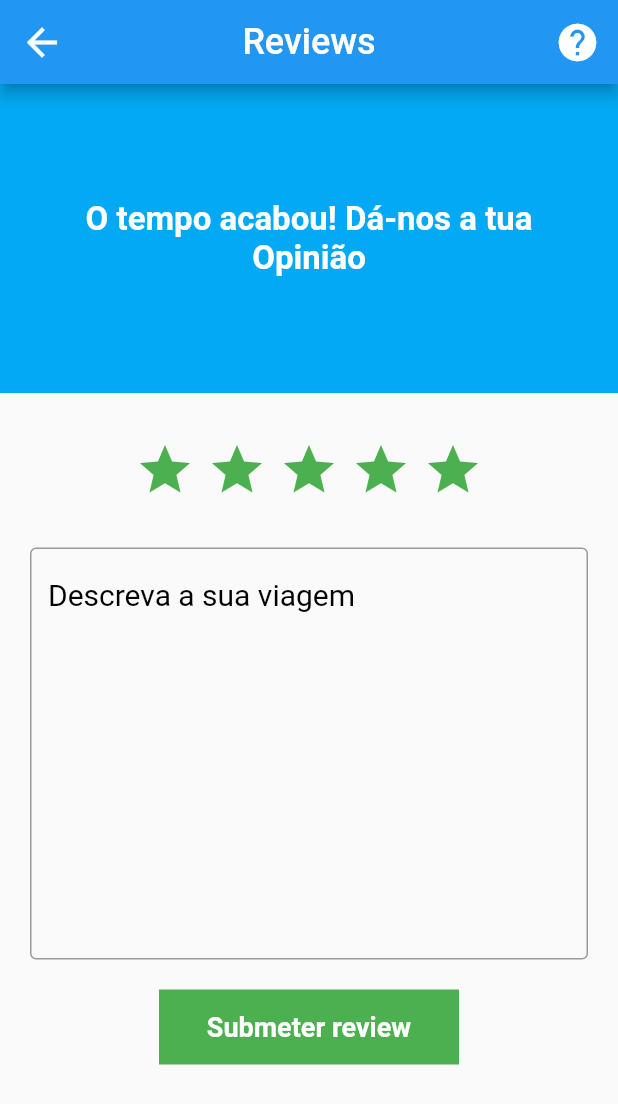
After one commit to gaivotasmiguelito/Gaivotas-Miguelito, a Flutter app: the AddReview screen opened directly, on a phone screen of 412 x 824 dp. The commit adds this screen. Shown: the top 1104 px of the screen. Run offline on Flutter 3.47's test engine with Material 2 defaults, Android fonts, the phone set to English and light mode, and no system bars; our stand-ins replace cloud_firestore, firebase_auth, firebase_core, google_maps_flutter, image_picker; accounts and stored records are empty.

Commit message:
Atualização 15h 17/05/2021
Rafael

```diff
--- a/lib/screens/home/home.dart
+++ b/lib/screens/home/home.dart
@@ -7,6 +7,7 @@ import 'package:flutter_app/screens/home/review.dart';
 import 'package:flutter_app/screens/home/uploadFoto.dart';
 import 'package:flutter_app/screens/profile/editProfile.dart';
 import 'package:flutter_app/screens/profile/profile.dart';
+import 'package:flutter_app/screens/reviews/add_review.dart';
 import 'package:flutter_app/services/firestoreUsers.dart';
 import 'package:intl/intl.dart';
 
@@ -94,7 +95,7 @@ class _HomePageState extends State<HomePage> {
               ),),
               onTap: (){
                 Navigator.of(context).push(MaterialPageRoute(
-                    builder: (BuildContext context) => Review()));
+                    builder: (BuildContext context) => AddReview()));
                 print('Review');
               },
               trailing: Icon(Icons.arrow_forward_ios_outlined),
--- a/lib/screens/profile/editProfile.dart
+++ b/lib/screens/profile/editProfile.dart
@@ -281,7 +281,6 @@ class _SettingsUIState extends State<SettingsUI> {
 
             ),
 
-
           ),
 
         ),
--- /dev/null
+++ b/lib/screens/reviews/add_review.dart
@@ -0,0 +1,140 @@
+import 'package:cloud_firestore/cloud_firestore.dart';
+import 'package:firebase_auth/firebase_auth.dart';
+import 'package:flutter/material.dart';
+import 'package:flutter_app/screens/home/review.dart';
+import 'package:flutter_app/screens/reviews/reviews.dart';
+
+class AddReview extends StatefulWidget {
+  @override
+  _AddReviewState createState() => _AddReviewState();
+}
+
+class _AddReviewState extends State<AddReview> {
+  String _userName = FirebaseAuth.instance.currentUser.displayName;
+  String _review;
+
+  CollectionReference ref = FirebaseFirestore.instance.collection('Reviews');
+
+  final GlobalKey<FormState> _formKey = GlobalKey<FormState>();
+
+  Future<void> _createReview() async {
+    final formState = _formKey.currentState;
+    if (formState.validate()) {
+      formState.save();
+      Map <String, dynamic> data = {
+        "Conteudo": _review.toString(),
+        "Nome": _userName
+      };
+
+      FirebaseFirestore.instance.collection("Reviews").add(data);
+    }
+  }
+  @override
+  Widget build(BuildContext context) {
+    return Scaffold(
+     // backgroundColor: Color(0xff403d8c),
+      appBar: AppBar(
+        leading: IconButton(
+          onPressed: () {
+            Navigator.pop(context);
+          },
+          icon: Icon(Icons.arrow_back_outlined
+            ,
+            size: 30,
+            color: Colors.white,),
+
+
+        ),
+        centerTitle: true,
+        title: Text("Reviews", style: TextStyle(color: Colors.white, fontSize: 24),),
+        actions: [
+          Padding(
+            padding: const EdgeInsets.all(12.0),
+            child: Icon(Icons.help, size: 30),
+          ),
+        ],
+      ),
+      body: SingleChildScrollView(
+        child: Column(
+          crossAxisAlignment: CrossAxisAlignment.center,
+          mainAxisAlignment: MainAxisAlignment.start,
+          children: [
+            Container(
+              width: MediaQuery.of(context).size.width,
+              height: MediaQuery.of(context).size.height / 4,
+              color: Colors.lightBlue,
+              child: Center(
+                child: Text("O tempo acabou! Dá-nos a tua \nOpinião",
+                  style: TextStyle(fontSize: 22, fontWeight: FontWeight.bold, color: Colors.white), textAlign: TextAlign.center),
+              ),
+            ),
+            Container(
+              width: MediaQuery.of(context).size.width,
+              height: MediaQuery.of(context).size.height / 8,
+              //color: Colors.black45,
+              child: Row(
+                crossAxisAlignment: CrossAxisAlignment.center,
+                mainAxisAlignment: MainAxisAlignment.center,
+                children: [
+                  Icon(Icons.star, size: 40, color: Colors.green),
+                  SizedBox(width: 8.0),
+                  Icon(Icons.star, size: 40, color: Colors.green),
+                  SizedBox(width: 8.0),
+                  Icon(Icons.star, size: 40, color: Colors.green),
+                  SizedBox(width: 8.0),
+                  Icon(Icons.star, size: 40, color: Colors.green),
+                  SizedBox(width: 8.0),
+                  Icon(Icons.star, size: 40, color: Colors.green),
+                ],
+              ),
+            ),
+            Form(
+              key: _formKey,
+              child: Padding(
+                padding: const EdgeInsets.only(left: 20.0, right: 20.0, bottom: 20.0),
+                child: Container(
+                  width: MediaQuery.of(context).size.width,
+                  height: MediaQuery.of(context).size.height / 3,
+                  child: TextFormField(
+                    keyboardType: TextInputType.text,
+                    validator: (input){
+                      if(input.isEmpty){
+                        return 'Insira a sua mensagem!';
+                      }
+                    } ,
+                    onSaved: (input) => _review =input,
+                   // minLines: 4,
+                    maxLines: 20,
+                    decoration: InputDecoration(
+                      border: OutlineInputBorder(),
+                      hintText: "Descreva a sua viagem",
+                      hintStyle: TextStyle(fontSize: 20, color: Colors.black),
+                    ),
+                  ),
+                ),
+              ),
+            ),
+            MaterialButton(
+                    onPressed: () {
+                  print(_review);
+                  //await createReview();
+                  _createReview();
+                  Navigator.push(context, MaterialPageRoute(builder: (context)=> Reviews()));
+                },
+              child: Container(
+                height: 50,
+                width: 200,
+                decoration: BoxDecoration(
+                  color: Colors.green,
+                ),
+                child: Center(
+                  child: Text("Submeter review", style: TextStyle(color: Colors.white, fontSize: 18, fontWeight: FontWeight.bold),),
+                ),
+              ),
+            ),
+          ],
+        ),
+      ),
+    );
+  }
+}
```
Also changed, not shown: lib/screens/reviews/reviews.dart (added, +157 -0 lines).
